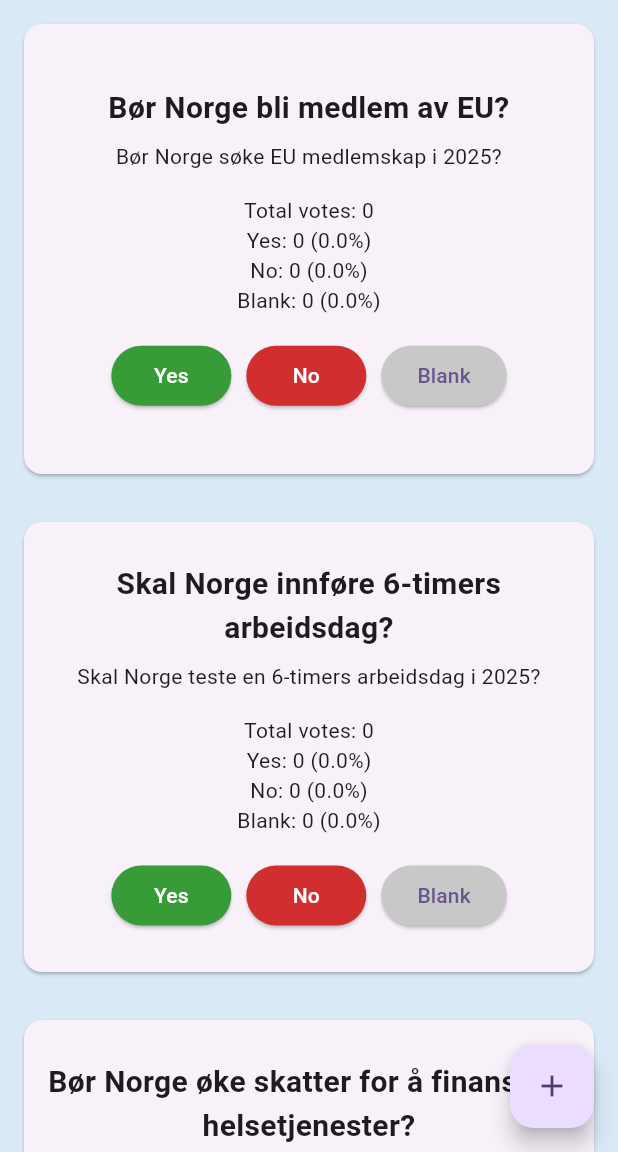
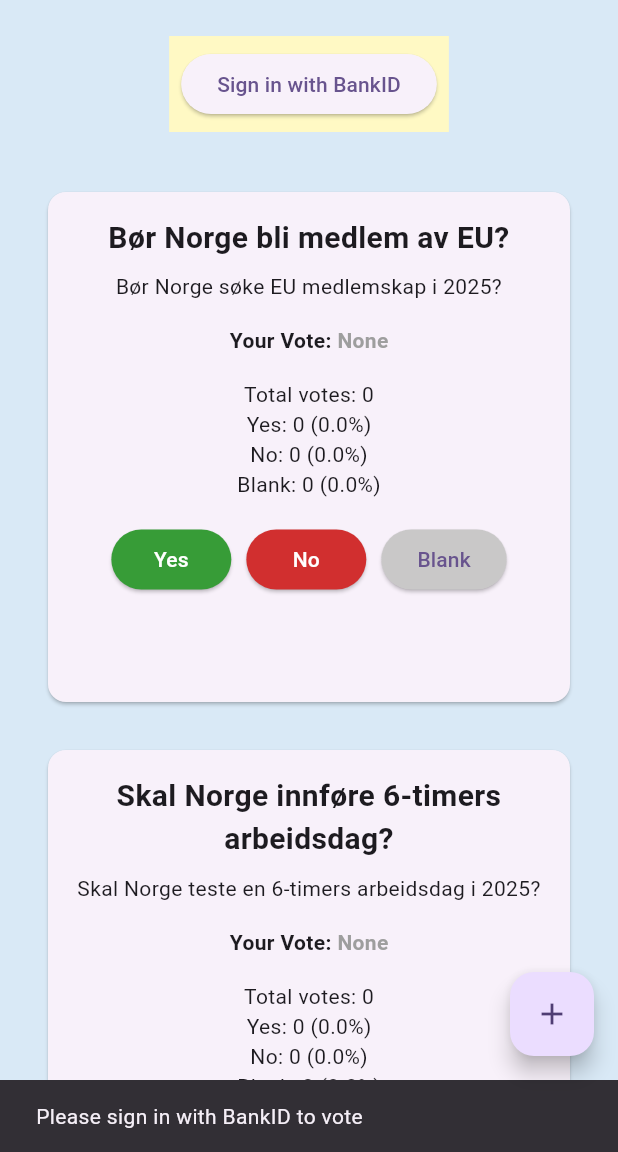
Before and after one commit to DD3n/D6, a Flutter app: the screen it shows after launch, after a tap on "Yes", on a phone screen of 412 x 824 dp, the part 84-1236 px from its top. Run offline on Flutter 3.47's test engine with Material 3 defaults, Android fonts, the phone set to English and light mode, and no system bars; our stand-ins replace firebase_core, firebase_database; accounts and stored records are empty.

Commit message:
with new versions

```diff
--- a/lib/main.dart
+++ b/lib/main.dart
@@ -2,6 +2,29 @@ import 'package:flutter/material.dart';
 import 'package:firebase_core/firebase_core.dart';
 import 'firebase_options.dart';
 import 'package:firebase_database/firebase_database.dart';
+
+/// A simple model representing a BankID user.
+class BankIDUser {
+  final String id;
+  final String name;
+  BankIDUser({required this.id, required this.name});
+}
+
+/// Dummy function to simulate a BankID sign-in process for testing purposes.
+///
+/// The optional parameter [shouldFail] allows you to simulate a failure (for testing error handling).
+/// In production, replace this with real API integration per BankID's developer guidelines.
+Future<BankIDUser> signInWithBankID({bool shouldFail = false}) async {
+  print("Initiating dummy BankID sign-in...");
+  await Future.delayed(const Duration(seconds: 2));
+  if (shouldFail) {
+    print("Simulated BankID sign-in failure.");
+    throw Exception("Simulated BankID sign-in failure");
+  }
+  final dummyUser = BankIDUser(id: "bankid_12345", name: "Test BankID User");
+  print("Dummy BankID sign-in successful: ${dummyUser.name}");
+  return dummyUser;
+}
 
 Future<void> main() async {
   WidgetsFlutterBinding.ensureInitialized();
@@ -25,59 +48,182 @@ class MyApp extends StatelessWidget {
   }
 }
 
-/// A card widget for displaying a voting item with real‑time vote counting.
-class VotingCard extends StatelessWidget {
-  /// Unique identifier for this voting question.
-  final String questionId;
-
-  /// The title of the voting item.
+class MyHomePage extends StatefulWidget {
+  const MyHomePage({super.key, required this.title});
   final String title;
 
-  /// The description of the voting item.
+  @override
+  State<MyHomePage> createState() => _MyHomePageState();
+}
+
+class _MyHomePageState extends State<MyHomePage> {
+  BankIDUser? _bankIDUser;
+  int _counter = 0;
+
+  Future<void> _handleBankIDSignIn() async {
+    try {
+      BankIDUser user = await signInWithBankID();
+      setState(() {
+        _bankIDUser = user;
+      });
+      ScaffoldMessenger.of(
+        context,
+      ).showSnackBar(SnackBar(content: Text('Signed in as ${user.name}')));
+    } catch (e) {
+      ScaffoldMessenger.of(
+        context,
+      ).showSnackBar(const SnackBar(content: Text('BankID Sign-In Failed')));
+    }
+  }
+
+  void _incrementCounter() {
+    setState(() {
+      _counter++;
+    });
+  }
+
+  @override
+  Widget build(BuildContext context) {
+    return Scaffold(
+      appBar: AppBar(
+        backgroundColor: const Color.fromARGB(255, 6, 46, 106),
+        title: Text(widget.title, style: const TextStyle(color: Colors.white)),
+      ),
+      backgroundColor: const Color.fromARGB(255, 217, 233, 246),
+      body: SingleChildScrollView(
+        child: Padding(
+          padding: const EdgeInsets.symmetric(horizontal: 16.0, vertical: 24.0),
+          child: Column(
+            children: <Widget>[
+              // Debug container to ensure the sign-in button is visible.
+              Container(
+                color: Colors.yellow.shade100,
+                padding: const EdgeInsets.all(8.0),
+                child:
+                    _bankIDUser == null
+                        ? ElevatedButton(
+                          onPressed: _handleBankIDSignIn,
+                          child: const Text('Sign in with BankID'),
+                        )
+                        : Text(
+                          'Signed in as: ${_bankIDUser!.name}',
+                          style: const TextStyle(
+                            color: Colors.green,
+                            fontSize: 16,
+                            fontWeight: FontWeight.bold,
+                          ),
+                        ),
+              ),
+              const SizedBox(height: 24),
+              // Voting cards – pass the current BankID user.
+              VotingCard(
+                questionId: 'question1',
+                title: 'Bør Norge bli medlem av EU?',
+                description: 'Bør Norge søke EU medlemskap i 2025?',
+                bankIDUser: _bankIDUser,
+              ),
+              VotingCard(
+                questionId: 'question2',
+                title: 'Skal Norge innføre 6-timers arbeidsdag?',
+                description: 'Skal Norge teste en 6-timers arbeidsdag i 2025?',
+                bankIDUser: _bankIDUser,
+              ),
+              VotingCard(
+                questionId: 'question3',
+                title: 'Bør Norge øke skatter for å finansiere helsetjenester?',
+                description:
+                    'Bør Norge øke skatter for bedre helsetjenester i 2025?',
+                bankIDUser: _bankIDUser,
+              ),
+              const SizedBox(height: 16),
+              const Text('You have pushed the button this many times:'),
+              Text(
+                '$_counter',
+                style: Theme.of(context).textTheme.headlineMedium,
+              ),
+            ],
+          ),
+        ),
+      ),
+      floatingActionButton: FloatingActionButton(
+        onPressed: _incrementCounter,
+        tooltip: 'Increment',
+        child: const Icon(Icons.add),
+      ),
+    );
+  }
+}
+
+/// A card widget that displays a voting item, allows voting (if the user is signed in via BankID),
+/// and shows real-time vote totals and the user's selected option.
+class VotingCard extends StatefulWidget {
+  final String questionId;
+  final String title;
   final String description;
+  final BankIDUser? bankIDUser;
 
   const VotingCard({
     super.key,
     required this.questionId,
     required this.title,
     required this.description,
+    required this.bankIDUser,
   });
 
-  /// Updates the vote count for the given option using a Firebase transaction.
+  @override
+  State<VotingCard> createState() => _VotingCardState();
+}
+
+class _VotingCardState extends State<VotingCard> {
+  String? _selectedOption;
+
   Future<void> _vote(String option) async {
-    // Votes are stored under 'votes/<questionId>/<option>'
+    if (widget.bankIDUser == null) {
+      ScaffoldMessenger.of(context).showSnackBar(
+        const SnackBar(content: Text('Please sign in with BankID to vote')),
+      );
+      return;
+    }
+
     final DatabaseReference voteRef = FirebaseDatabase.instance.ref(
-      'votes/$questionId/$option',
+      'votes/${widget.questionId}/$option',
     );
     try {
-      await voteRef.runTransaction((currentVotes) {
-        return (currentVotes as int? ?? 0) + 1;
+      await voteRef.runTransaction((TransactionMutableData mutableData) async {
+        int currentVotes = mutableData.value as int? ?? 0;
+        mutableData.value = currentVotes + 1;
+        return Transaction.success(mutableData);
       });
+      setState(() {
+        _selectedOption = option;
+      });
+      ScaffoldMessenger.of(context).showSnackBar(
+        SnackBar(content: Text('You voted: ${option.toUpperCase()}')),
+      );
     } catch (e) {
-      print("Error updating vote for $option: $e");
+      ScaffoldMessenger.of(context).showSnackBar(
+        SnackBar(content: Text('Error voting for ${option.toUpperCase()}')),
+      );
     }
   }
 
-  /// Returns a stream of vote counts (as a Map) for this question.
   Stream<Map<String, int>> getVoteStream() {
     final DatabaseReference questionRef = FirebaseDatabase.instance.ref(
-      'votes/$questionId',
+      'votes/${widget.questionId}',
     );
     return questionRef.onValue.map((event) {
       final data = event.snapshot.value;
       if (data == null) return {};
       final Map<String, dynamic> map = Map<String, dynamic>.from(data as Map);
-      // Convert the dynamic values to int, using 0 if null.
       return map.map((key, value) => MapEntry(key, (value as int? ?? 0)));
     });
   }
 
   @override
   Widget build(BuildContext context) {
-    // Define card dimensions and button width.
     const double minCardWidth = 300.0;
     const double maxCardWidth = 500.0;
-    const double cardHeight = 300.0; // Increased to display vote counts.
+    const double cardHeight = 340.0;
     const double minButtonWidth = 80.0;
 
     final double screenWidth = MediaQuery.of(context).size.width;
@@ -91,11 +237,9 @@ class VotingCard extends StatelessWidget {
         child: Padding(
           padding: const EdgeInsets.all(16.0),
           child: Column(
-            mainAxisAlignment: MainAxisAlignment.center,
             children: [
-              // Title and description.
               Text(
-                title,
+                widget.title,
                 style: const TextStyle(
                   fontSize: 20,
                   fontWeight: FontWeight.bold,
@@ -106,13 +250,32 @@ class VotingCard extends StatelessWidget {
               ),
               const SizedBox(height: 8),
               Text(
-                description,
+                widget.description,
                 textAlign: TextAlign.center,
                 maxLines: 2,
                 overflow: TextOverflow.ellipsis,
               ),
               const SizedBox(height: 16),
-              // Real-time vote count display.
+              Row(
+                mainAxisAlignment: MainAxisAlignment.center,
+                children: [
+                  const Text(
+                    "Your Vote: ",
+                    style: TextStyle(fontWeight: FontWeight.bold),
+                  ),
+                  Text(
+                    _selectedOption != null
+                        ? _selectedOption!.toUpperCase()
+                        : "None",
+                    style: TextStyle(
+                      fontWeight: FontWeight.bold,
+                      color:
+                          _selectedOption != null ? Colors.blue : Colors.grey,
+                    ),
+                  ),
+                ],
+              ),
+              const SizedBox(height: 16),
               StreamBuilder<Map<String, int>>(
                 stream: getVoteStream(),
                 builder: (context, snapshot) {
@@ -142,7 +305,6 @@ class VotingCard extends StatelessWidget {
                 },
               ),
               const SizedBox(height: 16),
-              // Vote buttons.
               Wrap(
                 spacing: 10,
                 runSpacing: 10,
@@ -153,9 +315,7 @@ class VotingCard extends StatelessWidget {
                       backgroundColor: const Color.fromARGB(255, 55, 156, 55),
                       minimumSize: const Size(minButtonWidth, 40),
                     ),
-                    onPressed: () {
-                      _vote('yes');
-                    },
+                    onPressed: () => _vote('yes'),
                     child: const Text(
                       'Yes',
                       style: TextStyle(color: Colors.white),
@@ -166,9 +326,7 @@ class VotingCard extends StatelessWidget {
                       backgroundColor: const Color.fromARGB(255, 209, 47, 47),
                       minimumSize: const Size(minButtonWidth, 40),
                     ),
-                    onPressed: () {
-                      _vote('no');
-                    },
+                    onPressed: () => _vote('no'),
                     child: const Text(
                       'No',
                       style: TextStyle(color: Colors.white),
@@ -179,9 +337,7 @@ class VotingCard extends StatelessWidget {
                       backgroundColor: const Color.fromARGB(255, 201, 200, 200),
                       minimumSize: const Size(minButtonWidth, 40),
                     ),
-                    onPressed: () {
-                      _vote('blank');
-                    },
+                    onPressed: () => _vote('blank'),
                     child: const Text('Blank'),
                   ),
                 ],
@@ -193,70 +349,3 @@ class VotingCard extends StatelessWidget {
     );
   }
 }
-
-class MyHomePage extends StatefulWidget {
-  const MyHomePage({super.key, required this.title});
-  final String title;
-
-  @override
-  State<MyHomePage> createState() => _MyHomePageState();
-}
-
-class _MyHomePageState extends State<MyHomePage> {
-  // This counter is just an example; it's separate from vote counting.
-  int _counter = 0;
-
-  void _incrementCounter() {
-    setState(() {
-      _counter++;
-    });
-  }
-
-  @override
-  Widget build(BuildContext context) {
-    return Scaffold(
-      appBar: AppBar(
-        backgroundColor: const Color.fromARGB(255, 6, 46, 106),
-        title: Text(widget.title, style: const TextStyle(color: Colors.white)),
-      ),
-      backgroundColor: const Color.fromARGB(255, 217, 233, 246),
-      body: SingleChildScrollView(
-        child: Center(
-          child: Column(
-            mainAxisAlignment: MainAxisAlignment.center,
-            children: <Widget>[
-              // Three VotingCards for different questions.
-              VotingCard(
-                questionId: 'question1',
-                title: 'Bør Norge bli medlem av EU?',
-                description: 'Bør Norge søke EU medlemskap i 2025?',
-              ),
-              VotingCard(
-                questionId: 'question2',
-                title: 'Skal Norge innføre 6-timers arbeidsdag?',
-                description: 'Skal Norge teste en 6-timers arbeidsdag i 2025?',
-              ),
-              VotingCard(
-                questionId: 'question3',
-                title: 'Bør Norge øke skatter for å finansiere helsetjenester?',
-                description:
-                    'Bør Norge øke skatter for bedre helsetjenester i 2025?',
-              ),
-              const SizedBox(height: 16),
-              const Text('You have pushed the button this many times:'),
-              Text(
-                '$_counter',
-                style: Theme.of(context).textTheme.headlineMedium,
-              ),
-            ],
-          ),
-        ),
-      ),
-      floatingActionButton: FloatingActionButton(
-        onPressed: _incrementCounter,
-        tooltip: 'Increment',
-        child: const Icon(Icons.add),
-      ),
-    );
-  }
-}
```
Also changed, not shown: pubspec.yaml (+12 -72 lines), pubspec.lock, 3 other files.
